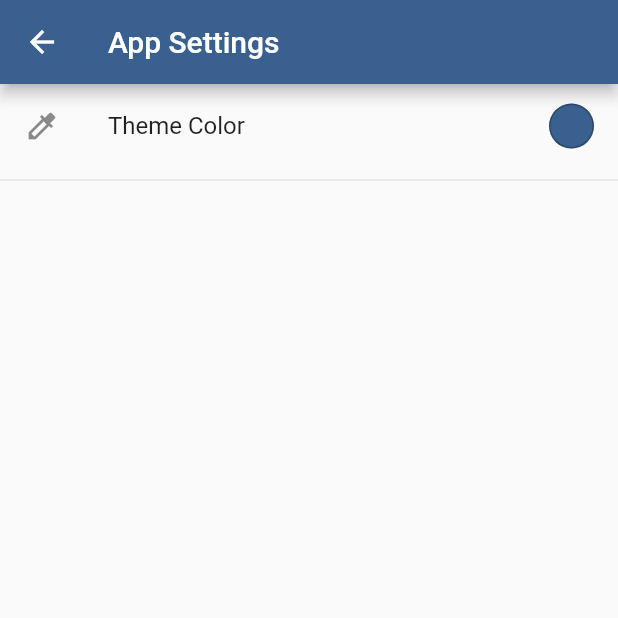
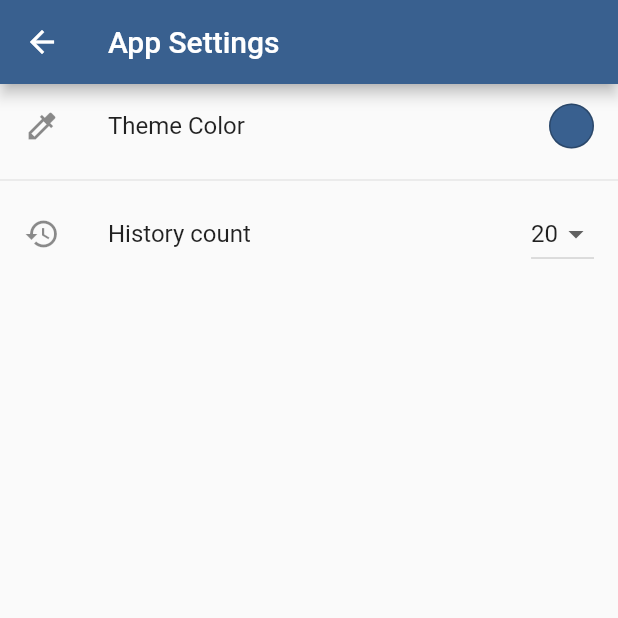
Before and after one commit to aaminu/NumberTriviaApp, a Flutter app: the SettingScreen screen opened directly, on a phone screen of 412 x 824 dp, the top half of it. Run offline on Flutter 3.47's test engine with Material 2 defaults, Android fonts, the light colour scheme and no system bars; our stand-ins replace flutter_colorpicker.

Commit message:
1. Added History count selector in setting page 2. Updated setting provider 3. history count widget creation

```diff
--- a/lib/providers/settings.dart
+++ b/lib/providers/settings.dart
@@ -2,9 +2,17 @@ import 'package:flutter/material.dart';
 
 class Settings with ChangeNotifier {
   Color colorValue = Color.fromARGB(255, 12, 102, 176);
+  int historyCount = 20;
 
   void changeColor(Color color) {
     colorValue = color;
     notifyListeners();
   }
+
+  void changeHistoryCount(int? count) {
+    if (count != null) {
+      historyCount = count;
+      notifyListeners();
+    }
+  }
 }
--- a/lib/screens/history_screen.dart
+++ b/lib/screens/history_screen.dart
@@ -1,7 +1,9 @@
+import 'dart:math';
 import 'package:flutter/material.dart';
 import 'package:provider/provider.dart';
 
 import '../providers/numbers.dart';
+import '../providers/settings.dart';
 import '../widgets/history_card.dart';
 
 class HistoryScreen extends StatefulWidget {
@@ -15,6 +17,7 @@ class _HistoryScreenState extends State<HistoryScreen> {
   @override
   Widget build(BuildContext context) {
     final historyValue = Provider.of<Numbers>(context).history;
+    final historyCount = Provider.of<Settings>(context).historyCount;
     return Scaffold(
       appBar: AppBar(
         title: const Text("Trivia History"),
@@ -27,7 +30,7 @@ class _HistoryScreenState extends State<HistoryScreen> {
             text: historyValue[index][2],
           );
         },
-        itemCount: historyValue.length,
+        itemCount: min(historyCount, historyValue.length),
       ),
     );
   }
--- a/lib/screens/setting_screen.dart
+++ b/lib/screens/setting_screen.dart
@@ -1,5 +1,6 @@
 import 'package:flutter/material.dart';
 import '../widgets/theme_color_selector.dart';
+import '../widgets/history_count_selector.dart';
 
 class SettingScreen extends StatefulWidget {
   const SettingScreen({super.key});
@@ -16,7 +17,12 @@ class _SettingScreenState extends State<SettingScreen> {
           title: const Text("App Settings"),
         ),
         body: ListView(
-          children: const [SizedBox(), ThemeColorSelector(), Divider()],
+          children: const [
+            SizedBox(),
+            ThemeColorSelector(),
+            Divider(),
+            HistoryCountSelector(),
+          ],
         ));
   }
 }
--- /dev/null
+++ b/lib/widgets/history_count_selector.dart
@@ -0,0 +1,55 @@
+import 'package:flutter/material.dart';
+import 'package:provider/provider.dart';
+
+import '../providers/settings.dart';
+
+class HistoryCountSelector extends StatefulWidget {
+  const HistoryCountSelector({super.key});
+
+  @override
+  State<HistoryCountSelector> createState() => _HistoryCountSelectorState();
+}
+
+class _HistoryCountSelectorState extends State<HistoryCountSelector> {
+  bool _isdeclared = false;
+  late int _dropdownValue;
+
+  @override
+  void didChangeDependencies() {
+    if (!_isdeclared) {
+      _dropdownValue =
+          Provider.of<Settings>(context, listen: false).historyCount;
+    }
+
+    _isdeclared = true;
+    super.didChangeDependencies();
+  }
+
+  void updateHistoryCount(BuildContext context, int? value) {
+    setState(() {
+      _dropdownValue = value as int;
+      Provider.of<Settings>(context, listen: false).changeHistoryCount(value);
+    });
+  }
+
+  @override
+  Widget build(BuildContext context) {
+    return SizedBox(
+      width: MediaQuery.of(context).size.width,
+      child: ListTile(
+          leading: const Icon(Icons.history),
+          title: const Text("History count"),
+          trailing: DropdownButton(
+            items: const [
+              DropdownMenuItem<int>(value: 5, child: Text("5")),
+              DropdownMenuItem<int>(value: 10, child: Text("10")),
+              DropdownMenuItem<int>(value: 15, child: Text("15")),
+              DropdownMenuItem<int>(value: 20, child: Text("20")),
+              DropdownMenuItem<int>(value: 25, child: Text("25")),
+            ],
+            value: _dropdownValue,
+            onChanged: (value) => updateHistoryCount(context, value),
+          )),
+    );
+  }
+}
```
Also changed, not shown: lib/providers/numbers.dart (+12 -4 lines).
